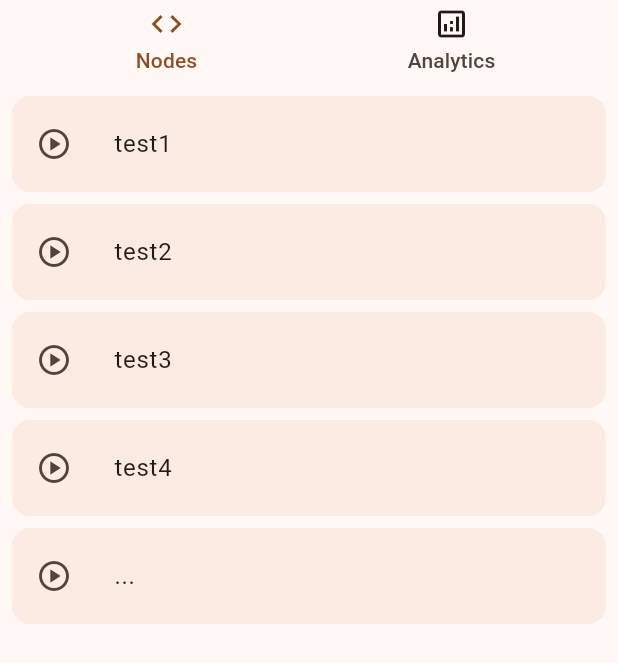
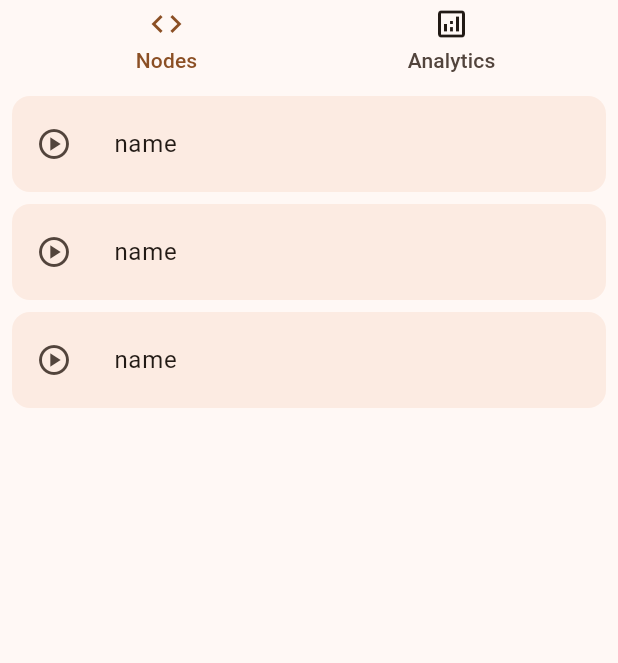
Before and after one commit to wggRobotic/PenGUIn, a Flutter app: the screen it shows after launch, on a phone screen of 412 x 824 dp. Shown: the top 663 px of the screen. Run offline on Flutter 3.47's test engine with Material 3 defaults, Android fonts, the phone set to English and light mode, and no system bars.

Commit message:
Use the new datamodell

```diff
--- a/frontend/lib/custom_provider.dart
+++ b/frontend/lib/custom_provider.dart
@@ -1,10 +1,15 @@
 import 'package:flutter/material.dart';
+import 'package:frontend/datamodells.dart';
 
 // Store the nodes and handle them
 class NodeProvider extends ChangeNotifier {
-  List<String> nodes = ["test1", "test2", "test3", "test4", "..."];
+  List<NodeDatamodell> nodes = [
+    NodeDatamodell(name: "name"),
+    NodeDatamodell(name: "name"),
+    NodeDatamodell(name: "name")
+  ];
 
-  void updateNodeList(List<String> newNodes) {
+  void updateNodeList(List<NodeDatamodell> newNodes) {
     nodes = newNodes;
     notifyListeners();
   }
--- a/frontend/lib/tabs/nodes_tab.dart
+++ b/frontend/lib/tabs/nodes_tab.dart
@@ -18,7 +18,7 @@ class NodesTab extends StatelessWidget{
         separatorBuilder: (context, index) => const SizedBox(height: 8),
         itemBuilder: (context, index) {
           return ListTile(
-            title: Text(nodes[index]),
+            title: Text(nodes[index].name),
             tileColor: theme.surfaceContainer,
             leading: IconButton(
               icon: Icon(Icons.play_circle_outlined),
```
